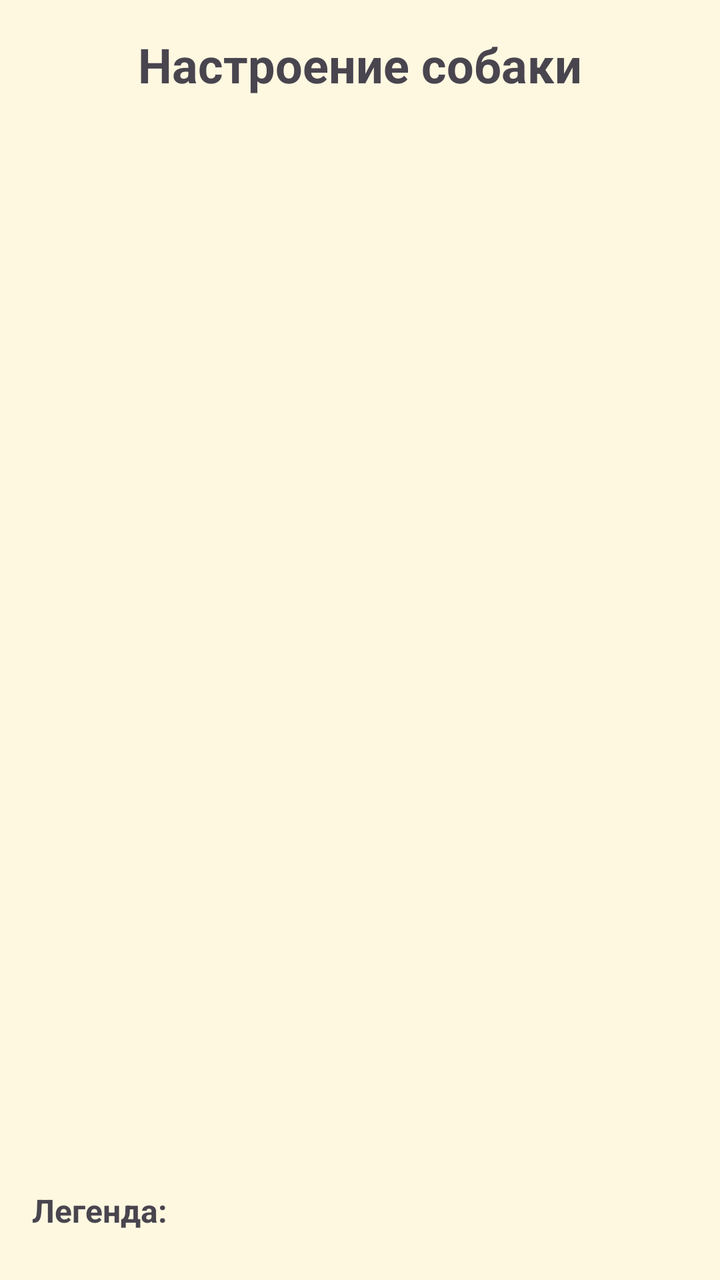
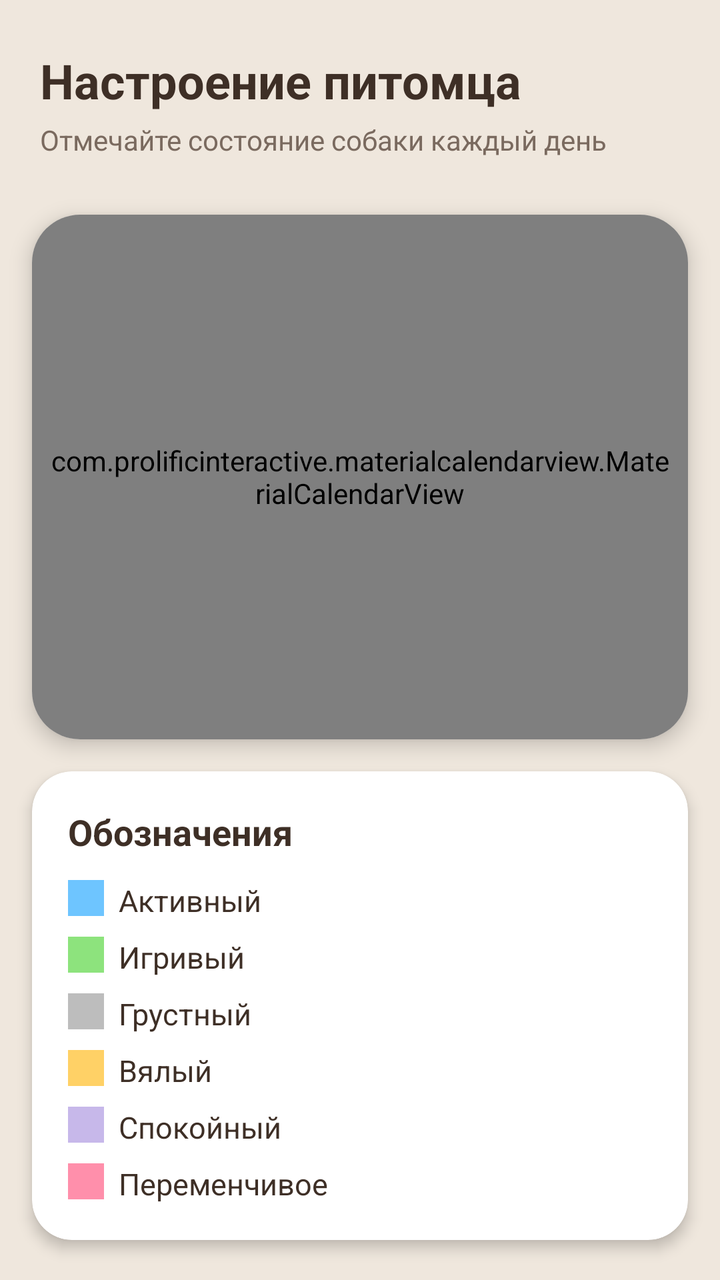

Compare the two renders of this Android layout. The source of the first and the diff that turns it into the second are given below.
<!-- AndroidManifest.xml: application theme Theme.MyPet -->
<!-- res/layout/activity_mood.xml -->
<?xml version="1.0" encoding="utf-8"?>
<LinearLayout xmlns:android="http://schemas.android.com/apk/res/android"
    android:layout_width="match_parent"
    android:layout_height="match_parent"
    android:orientation="vertical"
    android:background="#FFF8E1"
    android:padding="16dp">

    <TextView
        android:layout_width="match_parent"
        android:layout_height="wrap_content"
        android:text="Настроение собаки"
        android:textSize="24sp"
        android:textStyle="bold"
        android:gravity="center"
        android:layout_marginBottom="16dp" />

    <androidx.viewpager2.widget.ViewPager2
        android:id="@+id/viewPager"
        android:layout_width="match_parent"
        android:layout_height="0dp"
        android:layout_weight="1" />

    <TextView
        android:layout_width="match_parent"
        android:layout_height="wrap_content"
        android:text="Легенда:"
        android:textSize="16sp"
        android:textStyle="bold"
        android:layout_marginTop="16dp"
        android:layout_marginBottom="8dp" />

    <ScrollView
        android:layout_width="match_parent"
        android:layout_height="wrap_content">
        <LinearLayout
            android:id="@+id/legendLayout"
            android:layout_width="match_parent"
            android:layout_height="wrap_content"
            android:orientation="vertical" />
    </ScrollView>

</LinearLayout>
<!-- resources referenced by this layout -->
<resources>
  <style name="Theme.MyPet" parent="Base.Theme.MyPet" />
  <style name="Base.Theme.MyPet" parent="Theme.Material3.DayNight.NoActionBar">
          
          
      </style>
</resources>

<!-- the commit's change to res/layout/activity_mood.xml (unified diff, before → after) -->
@@ -1,43 +1,218 @@
 <?xml version="1.0" encoding="utf-8"?>
-<LinearLayout xmlns:android="http://schemas.android.com/apk/res/android"
+<LinearLayout
+    xmlns:android="http://schemas.android.com/apk/res/android"
+    xmlns:app="http://schemas.android.com/apk/res-auto"
     android:layout_width="match_parent"
     android:layout_height="match_parent"
     android:orientation="vertical"
-    android:background="#FFF8E1"
-    android:padding="16dp">
-
-    <TextView
+    android:background="#EFE7DD">
+
+    
+
+    <LinearLayout
         android:layout_width="match_parent"
         android:layout_height="wrap_content"
-        android:text="Настроение собаки"
-        android:textSize="24sp"
-        android:textStyle="bold"
-        android:gravity="center"
-        android:layout_marginBottom="16dp" />
-
-    <androidx.viewpager2.widget.ViewPager2
-        android:id="@+id/viewPager"
+        android:paddingTop="24dp"
+        android:paddingBottom="12dp"
+        android:paddingStart="20dp"
+        android:paddingEnd="20dp"
+        android:orientation="vertical">
+
+        <TextView
+            android:layout_width="wrap_content"
+            android:layout_height="wrap_content"
+            android:text="Настроение питомца"
+            android:textSize="24sp"
+            android:textStyle="bold"
+            android:textColor="#3E2F26"/>
+
+        <TextView
+            android:layout_width="wrap_content"
+            android:layout_height="wrap_content"
+            android:text="Отмечайте состояние собаки каждый день"
+            android:textSize="14sp"
+            android:textColor="#7A6A5F"
+            android:layout_marginTop="4dp"/>
+
+    </LinearLayout>
+
+    
+
+    <androidx.cardview.widget.CardView
         android:layout_width="match_parent"
         android:layout_height="0dp"
-        android:layout_weight="1" />
-
-    <TextView
+        android:layout_weight="1"
+        android:layout_margin="16dp"
+        app:cardCornerRadius="24dp"
+        app:cardElevation="6dp"
+        app:cardBackgroundColor="#FFFFFF">
+
+        <com.prolificinteractive.materialcalendarview.MaterialCalendarView
+            android:id="@+id/calendarView"
+            android:layout_width="match_parent"
+            android:layout_height="match_parent"
+            android:padding="8dp"
+            app:mcv_showOtherDates="all"
+            app:mcv_selectionColor="#B08968"
+            app:mcv_headerTextAppearance="@style/TextAppearance.AppCompat.Medium"
+            app:mcv_weekDayTextAppearance="@style/TextAppearance.AppCompat.Small"/>
+
+    </androidx.cardview.widget.CardView>
+
+    
+
+    <androidx.cardview.widget.CardView
         android:layout_width="match_parent"
         android:layout_height="wrap_content"
-        android:text="Легенда:"
-        android:textSize="16sp"
-        android:textStyle="bold"
-        android:layout_marginTop="16dp"
-        android:layout_marginBottom="8dp" />
-
-    <ScrollView
-        android:layout_width="match_parent"
-        android:layout_height="wrap_content">
+        android:layout_marginStart="16dp"
+        android:layout_marginEnd="16dp"
+        android:layout_marginBottom="20dp"
+        app:cardCornerRadius="20dp"
+        app:cardElevation="4dp"
+        app:cardBackgroundColor="#FFFFFF">
+
         <LinearLayout
-            android:id="@+id/legendLayout"
             android:layout_width="match_parent"
             android:layout_height="wrap_content"
-            android:orientation="vertical" />
-    </ScrollView>
+            android:orientation="vertical"
+            android:padding="18dp">
+
+            <TextView
+                android:layout_width="wrap_content"
+                android:layout_height="wrap_content"
+                android:text="Обозначения"
+                android:textSize="18sp"
+                android:textStyle="bold"
+                android:textColor="#3E2F26"
+                android:layout_marginBottom="12dp"/>
+
+            
+
+            <LinearLayout
+                android:layout_width="wrap_content"
+                android:layout_height="wrap_content"
+                android:orientation="horizontal"
+                android:layout_marginBottom="8dp">
+
+                <View
+                    android:layout_width="18dp"
+                    android:layout_height="18dp"
+                    android:background="#6EC5FF"/>
+
+                <TextView
+                    android:layout_width="wrap_content"
+                    android:layout_height="wrap_content"
+                    android:text="  Активный"
+                    android:textSize="15sp"
+                    android:textColor="#3E2F26"/>
+            </LinearLayout>
+
+            
+
+            <LinearLayout
+                android:layout_width="wrap_content"
+                android:layout_height="wrap_content"
+                android:orientation="horizontal"
+                android:layout_marginBottom="8dp">
+
+                <View
+                    android:layout_width="18dp"
+                    android:layout_height="18dp"
+                    android:background="#8DE37D"/>
+
+                <TextView
+                    android:layout_width="wrap_content"
+                    android:layout_height="wrap_content"
+                    android:text="  Игривый"
+                    android:textSize="15sp"
+                    android:textColor="#3E2F26"/>
+            </LinearLayout>
+
+            
+
+            <LinearLayout
+                android:layout_width="wrap_content"
+                android:layout_height="wrap_content"
+                android:orientation="horizontal"
+                android:layout_marginBottom="8dp">
+
+                <View
+                    android:layout_width="18dp"
+                    android:layout_height="18dp"
+                    android:background="#BDBDBD"/>
+
+                <TextView
+                    android:layout_width="wrap_content"
+                    android:layout_height="wrap_content"
+                    android:text="  Грустный"
+                    android:textSize="15sp"
+                    android:textColor="#3E2F26"/>
+            </LinearLayout>
+
+            
+
+            <LinearLayout
+                android:layout_width="wrap_content"
+                android:layout_height="wrap_content"
+                android:orientation="horizontal"
+                android:layout_marginBottom="8dp">
+
+                <View
+                    android:layout_width="18dp"
+                    android:layout_height="18dp"
+                    android:background="#FFD166"/>
+
+                <TextView
+                    android:layout_width="wrap_content"
+                    android:layout_height="wrap_content"
+                    android:text="  Вялый"
+                    android:textSize="15sp"
+                    android:textColor="#3E2F26"/>
+            </LinearLayout>
+
+            
+
+            <LinearLayout
+                android:layout_width="wrap_content"
+                android:layout_height="wrap_content"
+                android:orientation="horizontal"
+                android:layout_marginBottom="8dp">
+
+                <View
+                    android:layout_width="18dp"
+                    android:layout_height="18dp"
+                    android:background="#C7B8EA"/>
+
+                <TextView
+                    android:layout_width="wrap_content"
+                    android:layout_height="wrap_content"
+                    android:text="  Спокойный"
+                    android:textSize="15sp"
+                    android:textColor="#3E2F26"/>
+            </LinearLayout>
+
+            
+
+            <LinearLayout
+                android:layout_width="wrap_content"
+                android:layout_height="wrap_content"
+                android:orientation="horizontal">
+
+                <View
+                    android:layout_width="18dp"
+                    android:layout_height="18dp"
+                    android:background="#FF8FAB"/>
+
+                <TextView
+                    android:layout_width="wrap_content"
+                    android:layout_height="wrap_content"
+                    android:text="  Переменчивое"
+                    android:textSize="15sp"
+                    android:textColor="#3E2F26"/>
+            </LinearLayout>
+
+        </LinearLayout>
+
+    </androidx.cardview.widget.CardView>
 
 </LinearLayout>
